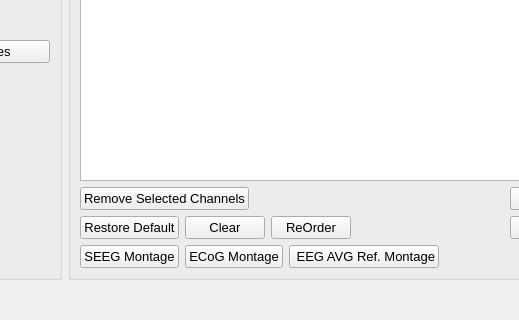
Old version of the form src/AnyWave/Montage/AwMontageDial.ui in the repository HIP-infrastructure/anywave-code; both pictures show x 413 to 932 and y 442 to 762 of the 1112 by 762 pixel window.
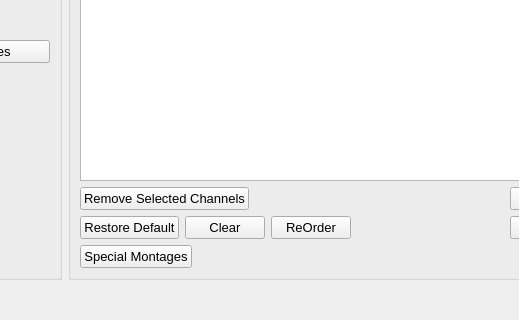
New version of the form. Icons and pictures are not drawn. Custom widgets are drawn as their Qt base class.

Commit message: New Montage features resumed in ONE button (Special Montages) Still working on the new MATLAB API

Patch:
```diff
--- a/src/AnyWave/Montage/AwMontageDial.ui
+++ b/src/AnyWave/Montage/AwMontageDial.ui
@@ -556,38 +556,15 @@
       <item>
        <layout class="QHBoxLayout" name="horizontalLayout_3">
         <item>
-         <widget class="QPushButton" name="buttonAutomaticMontage">
-          <property name="sizePolicy">
-           <sizepolicy hsizetype="Minimum" vsizetype="Fixed">
-            <horstretch>0</horstretch>
-            <verstretch>0</verstretch>
-           </sizepolicy>
+         <widget class="QPushButton" name="buttonSpecial">
+          <property name="contextMenuPolicy">
+           <enum>Qt::DefaultContextMenu</enum>
           </property>
           <property name="toolTip">
            <string>Click to reset the current montage and to build a SEEG bipolar one</string>
           </property>
           <property name="text">
-           <string>SEEG Montage</string>
-          </property>
-         </widget>
-        </item>
-        <item>
-         <widget class="QPushButton" name="buttonECOG">
-          <property name="text">
-           <string>ECoG Montage</string>
-          </property>
-         </widget>
-        </item>
-        <item>
-         <widget class="QPushButton" name="buttonAVG">
-          <property name="sizePolicy">
-           <sizepolicy hsizetype="Minimum" vsizetype="Fixed">
-            <horstretch>0</horstretch>
-            <verstretch>0</verstretch>
-           </sizepolicy>
-          </property>
-          <property name="text">
-           <string> EEG AVG Ref. Montage</string>
+           <string>Special Montages</string>
           </property>
          </widget>
         </item>
```
Left out of the diff: 16 changed lines with no effect on the pictures. The commit also changes 13 other files.
